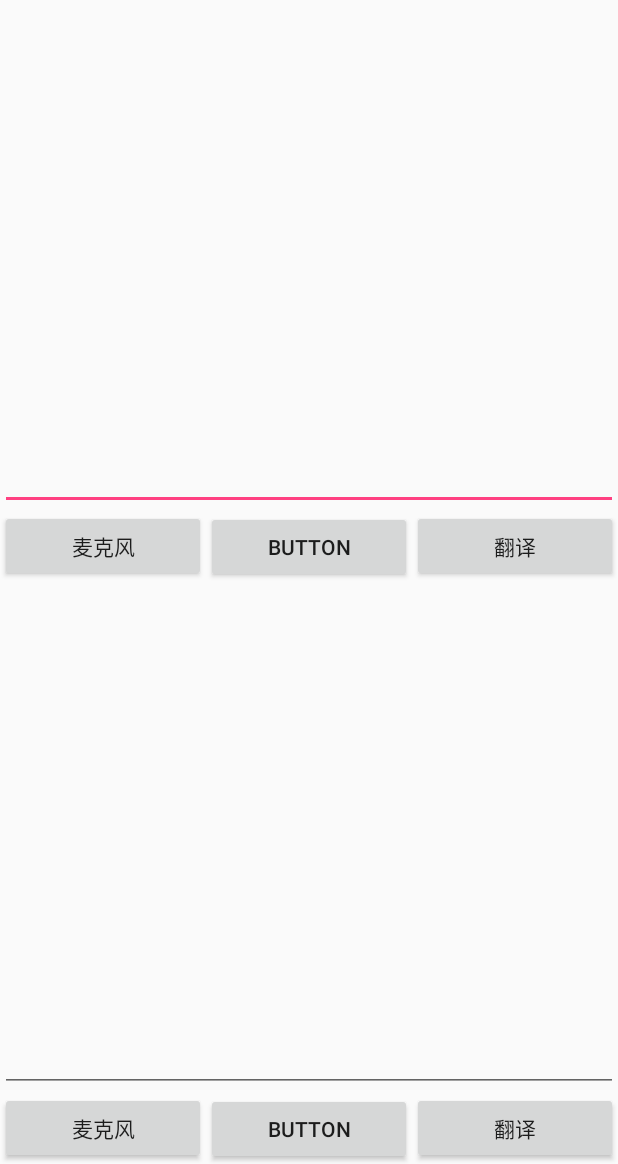
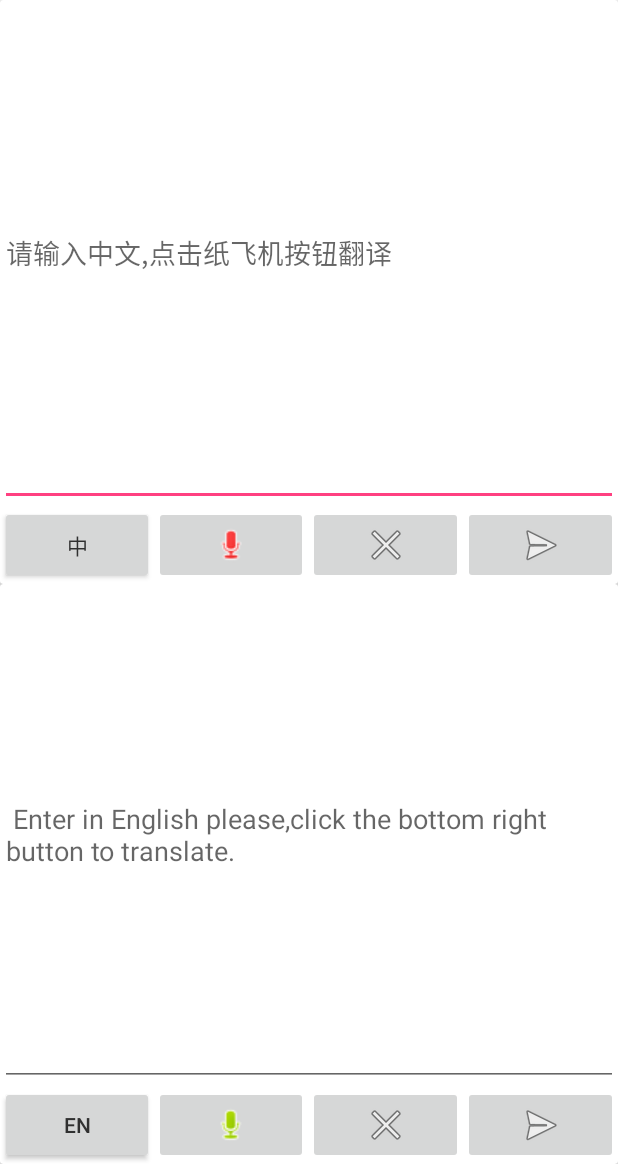
Before and after one commit to BobCN2017/Translate, an Android app: the screen it shows after launch (MainActivity), on a phone screen of 412 x 824 dp, the part 72-1236 px from its top. Run offline under Robolectric (Android 15) with nearby library versions, the light colour scheme and no system bars; our stand-ins replace CircleImageView.

Commit message:
Improve the UI,increase the sound of record function
完善界面，增加记录发声功能。

```diff
--- a/app/build.gradle
+++ b/app/build.gradle
@@ -32,4 +32,5 @@ dependencies {
     compile 'com.android.support:support-v4:25.3.1'
     compile 'com.android.support:design:25.3.1'
     compile 'de.hdodenhof:circleimageview:2.1.0'
+    compile 'com.android.support:cardview-v7:25.3.1'
 }
--- a/app/src/main/java/com/ff/pp/translate/fragment/FragmentMain.java
+++ b/app/src/main/java/com/ff/pp/translate/fragment/FragmentMain.java
@@ -7,6 +7,7 @@ import android.os.Handler;
 import android.os.Message;
 import android.support.annotation.Nullable;
 import android.support.v4.app.Fragment;
+import android.support.v7.widget.CardView;
 import android.text.TextUtils;
 import android.util.Log;
 import android.view.LayoutInflater;
@@ -14,6 +15,7 @@ import android.view.View;
 import android.view.ViewGroup;
 import android.widget.Button;
 import android.widget.EditText;
+import android.widget.ImageButton;
 import android.widget.LinearLayout;
 
 import com.ff.pp.translate.MainActivity;
@@ -38,7 +40,7 @@ import java.util.List;
 
 public class FragmentMain extends Fragment {
     private static final String TAG = "FragmentMain";
-    private LinearLayout mChinese, mEnglish;
+    private CardView mChinese, mEnglish;
     private EditText mChineseEditText, mEnglishEditText;
     private SpeechTts mTts;
     private SpeechIat mEnglishIat, mChineseIat;
@@ -53,12 +55,11 @@ public class FragmentMain extends Fragment {
                 case Google.TRANSLATE:
                     ResultHolder holder = (ResultHolder) msg.obj;
                     saveTranslateRecord(holder);
-                    showResult(holder);
+                    showResult(holder, true);
                     break;
 
                 case SpeechIat.RECOGNIZE:
-                    showResult((ResultHolder) msg.obj);
-
+                    showResult((ResultHolder) msg.obj, false);
                     break;
             }
 
@@ -73,7 +74,7 @@ public class FragmentMain extends Fragment {
         initSpeech();
         initTranslateButtonListener();
         initMicrophoneButtonListener();
-        initEditTextClickListener();
+        initDeleteButtonListener();
         initData();
         return view;
     }
@@ -93,28 +94,9 @@ public class FragmentMain extends Fragment {
             mData.addAll(list);
     }
 
-    private void initEditTextClickListener() {
-        mEnglishEditText.setOnClickListener(new View.OnClickListener() {
-            @Override
-            public void onClick(View view) {
-                if (!TextUtils.isEmpty(mEnglishEditText.getEditableText().toString()))
-                    mTts.startSpeaking(mEnglishEditText.getEditableText().toString(), true);
-            }
-        });
-
-        mChineseEditText.setOnClickListener(new View.OnClickListener() {
-            @Override
-            public void onClick(View view) {
-                if (!TextUtils.isEmpty(mChineseEditText.getEditableText().toString()))
-                    mTts.startSpeaking(mChineseEditText.getEditableText().toString(), false);
-            }
-        });
-    }
-
-
     private void initTranslateButtonListener() {
-        Button chineseTranslate = (Button) mChinese.findViewById(R.id.button_translate);
-        Button englishTranslate = (Button) mEnglish.findViewById(R.id.button_translate);
+        ImageButton chineseTranslate = (ImageButton) mChinese.findViewById(R.id.button_translate);
+        ImageButton englishTranslate = (ImageButton) mEnglish.findViewById(R.id.button_translate);
 
         chineseTranslate.setOnClickListener(new View.OnClickListener() {
             @Override
@@ -137,9 +119,30 @@ public class FragmentMain extends Fragment {
         });
     }
 
+    private void initDeleteButtonListener() {
+        ImageButton chineseDelete = (ImageButton) mChinese.findViewById(R.id.button_delete);
+        ImageButton englishDelete = (ImageButton) mEnglish.findViewById(R.id.button_delete);
+
+        chineseDelete.setOnClickListener(new View.OnClickListener() {
+            @Override
+            public void onClick(View view) {
+                mChineseEditText.setText("");
+            }
+        });
+
+        englishDelete.setOnClickListener(new View.OnClickListener() {
+            @Override
+            public void onClick(View view) {
+                mEnglishEditText.setText("");
+            }
+        });
+    }
+
     private void initMicrophoneButtonListener() {
-        Button chineseMicrophone = (Button) mChinese.findViewById(R.id.button_microphone);
-        Button englishMicrophone = (Button) mEnglish.findViewById(R.id.button_microphone);
+        ImageButton chineseMicrophone = (ImageButton) mChinese.findViewById(R.id.button_microphone);
+        ImageButton englishMicrophone = (ImageButton) mEnglish.findViewById(R.id.button_microphone);
+
+        englishMicrophone.setImageResource(R.drawable.presence_audio_online);
 
         chineseMicrophone.setOnClickListener(new View.OnClickListener() {
             @Override
@@ -157,11 +160,16 @@ public class FragmentMain extends Fragment {
     }
 
     private void initView(View view) {
-        mChinese = (LinearLayout) view.findViewById(R.id.chinese);
-        mEnglish = (LinearLayout) view.findViewById(R.id.english);
+        mChinese = (CardView) view.findViewById(R.id.chinese);
+        mEnglish = (CardView) view.findViewById(R.id.english);
 
         mChineseEditText = (EditText) mChinese.findViewById(R.id.editText);
         mEnglishEditText = (EditText) mEnglish.findViewById(R.id.editText);
+
+        mChineseEditText.setHint("请输入中文,点击纸飞机按钮翻译");
+        mEnglishEditText.setHint(" Enter in English please,click the bottom right button to translate.");
+
+        ((Button) mEnglish.findViewById(R.id.button_language)).setText("En");
     }
 
     private void initSpeech() {
@@ -181,15 +189,17 @@ public class FragmentMain extends Fragment {
         return str;
     }
 
-    private void showResult(ResultHolder holder) {
+    private void showResult(ResultHolder holder, boolean needSpeaking) {
         switch (holder.getLanguage()) {
             case "en":
-                mEnglishEditText.setText(holder.getResult());
-                mTts.startSpeaking(holder.getResult(), true);
+                mEnglishEditText.append(holder.getResult());
+                if (needSpeaking)
+                    mTts.startSpeaking(holder.getResult(), true);
                 break;
             case "zh":
-                mChineseEditText.setText(holder.getResult());
-                mTts.startSpeaking(holder.getResult(), false);
+                mChineseEditText.append(holder.getResult());
+                if (needSpeaking)
+                    mTts.startSpeaking(holder.getResult(), false);
                 break;
 
         }
@@ -201,7 +211,8 @@ public class FragmentMain extends Fragment {
             position = Constants.POSITION_UPPER;
         else
             position = Constants.POSITION_UNDER;
-        Record record = new Record(holder.getResult(), position, false, System.currentTimeMillis());
+        Record record = new Record(holder.getResult(), position, false, System.currentTimeMillis()
+                , holder.getLanguage());
         addDataAndSave(record);
     }
 
@@ -217,11 +228,16 @@ public class FragmentMain extends Fragment {
 
     private void saveInputRecord(String content, boolean isChinese) {
         int position;
-        if (isChinese)
+        String language;
+        if (isChinese) {
             position = Constants.POSITION_UPPER;
-        else
+            language = Constants.Chinese;
+        } else {
             position = Constants.POSITION_UNDER;
-        Record record = new Record(content, position, true, System.currentTimeMillis());
+            language = Constants.English;
+        }
+        Record record = new Record(content, position, true,
+                System.currentTimeMillis(), language);
         addDataAndSave(record);
     }
 }
--- a/app/src/main/java/com/ff/pp/translate/fragment/FragmentRecord.java
+++ b/app/src/main/java/com/ff/pp/translate/fragment/FragmentRecord.java
@@ -14,6 +14,7 @@ import com.ff.pp.translate.R;
 import com.ff.pp.translate.bean.Record;
 import com.ff.pp.translate.utils.Constants;
 import com.ff.pp.translate.utils.PreferencesUtil;
+import com.ff.pp.translate.utils.SpeechTts;
 import com.google.gson.Gson;
 import com.google.gson.reflect.TypeToken;
 
@@ -29,12 +30,14 @@ public class FragmentRecord extends Fragment {
     private List<Record> mData;
     private RecordAdapter mAdapter;
     private RecyclerView mRecyclerView;
+    private SpeechTts mTts;
 
     @Nullable
     @Override
     public View onCreateView(LayoutInflater inflater, @Nullable ViewGroup container, @Nullable Bundle savedInstanceState) {
         View view = inflater.inflate(R.layout.fragment_record, container, false);
         initRecyclerView(view);
+        mTts = new SpeechTts(getActivity());
         return view;
     }
 
@@ -48,6 +51,14 @@ public class FragmentRecord extends Fragment {
         mRecyclerView.setLayoutManager(new LinearLayoutManager(getContext()));
         mRecyclerView.setItemAnimator(new DefaultItemAnimator());
         scrollToBottom(mRecyclerView);
+
+        mAdapter.setOnItemClickListener(new RecordAdapter.onItemClickListener() {
+            @Override
+            public void onItemClick(Record record) {
+                mTts.startSpeaking(record.getContent()
+                        , record.getLanguage().equals(Constants.English));
+            }
+        });
     }
 
     private void scrollToBottom(RecyclerView recyclerView) {
--- a/app/src/main/java/com/ff/pp/translate/fragment/RecordAdapter.java
+++ b/app/src/main/java/com/ff/pp/translate/fragment/RecordAdapter.java
@@ -26,14 +26,15 @@ import de.hdodenhof.circleimageview.CircleImageView;
 
 public class RecordAdapter extends RecyclerView.Adapter {
     private static final String TAG = "RecordAdapter";
-    List<Record> mData;
-    SimpleDateFormat sf = new SimpleDateFormat("yyyy-MM-dd HH:mm");
-    Context mContext;
+    private onItemClickListener mItemListener;
+    private List<Record> mData;
+    private SimpleDateFormat sf = new SimpleDateFormat("yyyy-MM-dd HH:mm");
+    private Context mContext;
 
     public RecordAdapter(Context context, List<Record> mData) {
         this.mData = mData;
         mContext = context;
-        Log.e(TAG, "initRecyclerView mData.size(): " + mData.size() + "," + mData.get(0).getContent());
+//        Log.e(TAG, "initRecyclerView mData.size(): " + mData.size() + "," + mData.get(0).getContent());
     }
 
     @Override
@@ -73,6 +74,27 @@ public class RecordAdapter extends RecyclerView.Adapter {
                 realHolder.circleUnder.setImageResource(R.drawable.america);
             }
         }
+        setOnClickListener(realHolder,position);
+    }
+
+    private void setOnClickListener(Holder holder, final int position) {
+        holder.underLayout.setOnClickListener(new View.OnClickListener() {
+            @Override
+            public void onClick(View view) {
+                Record record=mData.get(position);
+                if (mItemListener!=null)
+                    mItemListener.onItemClick(record);
+            }
+        });
+
+        holder.upperLayout.setOnClickListener(new View.OnClickListener() {
+            @Override
+            public void onClick(View view) {
+                Record record=mData.get(position);
+                if (mItemListener!=null)
+                    mItemListener.onItemClick(record);
+            }
+        });
     }
 
     @Override
@@ -83,6 +105,15 @@ public class RecordAdapter extends RecyclerView.Adapter {
     public void add(Record record) {
         mData.add(record);
         notifyDataSetChanged();
+    }
+
+
+    public void setOnItemClickListener(onItemClickListener listener){
+        this.mItemListener =listener;
+    }
+
+    interface onItemClickListener{
+        void  onItemClick(Record record);
     }
 }
 
--- a/app/src/main/java/com/ff/pp/translate/utils/Constants.java
+++ b/app/src/main/java/com/ff/pp/translate/utils/Constants.java
@@ -9,4 +9,7 @@ public class Constants {
     public static final String RECORD_NAME="RECORD_NAME";
     public static final int POSITION_UPPER=1;
     public static final int POSITION_UNDER=2;
+
+    public static final String Chinese="zh";
+    public static final String English="en";
 }
--- a/app/src/main/res/layout/item.xml
+++ b/app/src/main/res/layout/item.xml
@@ -1,16 +1,23 @@
 <?xml version="1.0" encoding="utf-8"?>
-<LinearLayout xmlns:android="http://schemas.android.com/apk/res/android"
+<android.support.v7.widget.CardView xmlns:android="http://schemas.android.com/apk/res/android"
+    xmlns:app="http://schemas.android.com/apk/res-auto"
     android:layout_width="match_parent"
     android:layout_height="wrap_content"
     android:layout_weight="1"
+    android:elevation="5dp"
+    app:cardCornerRadius="2dp">
+
+    <LinearLayout
+        android:layout_width="match_parent"
+        android:layout_height="match_parent"
         android:orientation="vertical">
 
         <EditText
             android:id="@+id/editText"
             android:layout_width="match_parent"
             android:layout_height="wrap_content"
+            android:layout_weight="1"
             android:ems="10"
-        android:layout_weight="1"
             android:inputType="textMultiLine"
             android:minLines="3"
             android:text="" />
@@ -21,24 +28,33 @@
             android:orientation="horizontal">
 
             <Button
+                android:id="@+id/button_language"
+                android:layout_width="0dp"
+                android:layout_height="fill_parent"
+                android:textColor="@color/textColorPrimaryDark"
+                android:text="中"
+                android:layout_weight="1" />
+
+            <ImageButton
                 android:id="@+id/button_microphone"
-            android:layout_width="wrap_content"
+                android:layout_width="0dp"
+                android:layout_height="fill_parent"
+                android:layout_weight="1"
+                android:src="@drawable/presence_audio_busy" />
+
+            <ImageButton
+                android:id="@+id/button_delete"
+                android:layout_width="0dp"
                 android:layout_height="wrap_content"
                 android:layout_weight="1"
-            android:text="麦克风" />
+                android:src="@drawable/ic_menu_close_clear_cancel" />
 
-        <Button
-            android:id="@+id/button2"
-            android:layout_width="wrap_content"
+            <ImageButton
+                android:id="@+id/button_translate"
+                android:layout_width="0dp"
                 android:layout_height="wrap_content"
                 android:layout_weight="1"
-            android:text="Button" />
-
-        <Button
-            android:id="@+id/button_translate"
-            android:layout_width="wrap_content"
-            android:layout_height="wrap_content"
-            android:layout_weight="1"
-            android:text="翻译" />
+                android:src="@drawable/ic_menu_send" />
         </LinearLayout>
     </LinearLayout>
+</android.support.v7.widget.CardView>
--- a/app/src/main/res/values/colors.xml
+++ b/app/src/main/res/values/colors.xml
@@ -2,6 +2,7 @@
 <resources>
     <color name="colorPrimary">#3F51B5</color>
     <color name="textColorPrimary">#e0e0e0</color>
+    <color name="textColorPrimaryDark">#303030</color>
     <color name="colorPrimaryDark">#303F9F</color>
     <color name="colorAccent">#FF4081</color>
 </resources>
```
Also changed, not shown: app/src/main/java/com/ff/pp/translate/bean/Record.java (+17 -0 lines), app/src/main/res/drawable-hdpi/ic_menu_close_clear_cancel.png (added), app/src/main/res/drawable-hdpi/ic_menu_send.png (added), app/src/main/res/drawable/presence_audio_busy.png (added), app/src/main/res/drawable/presence_audio_online.png (added). Lines whose indentation alone changed are shown as unchanged.
